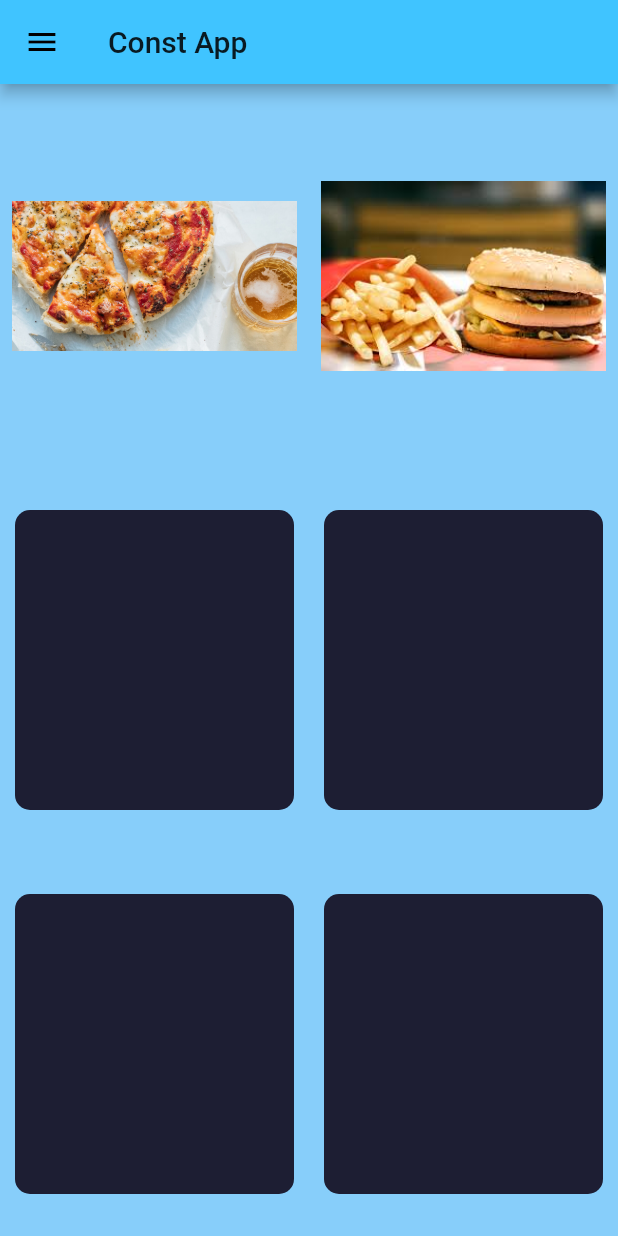
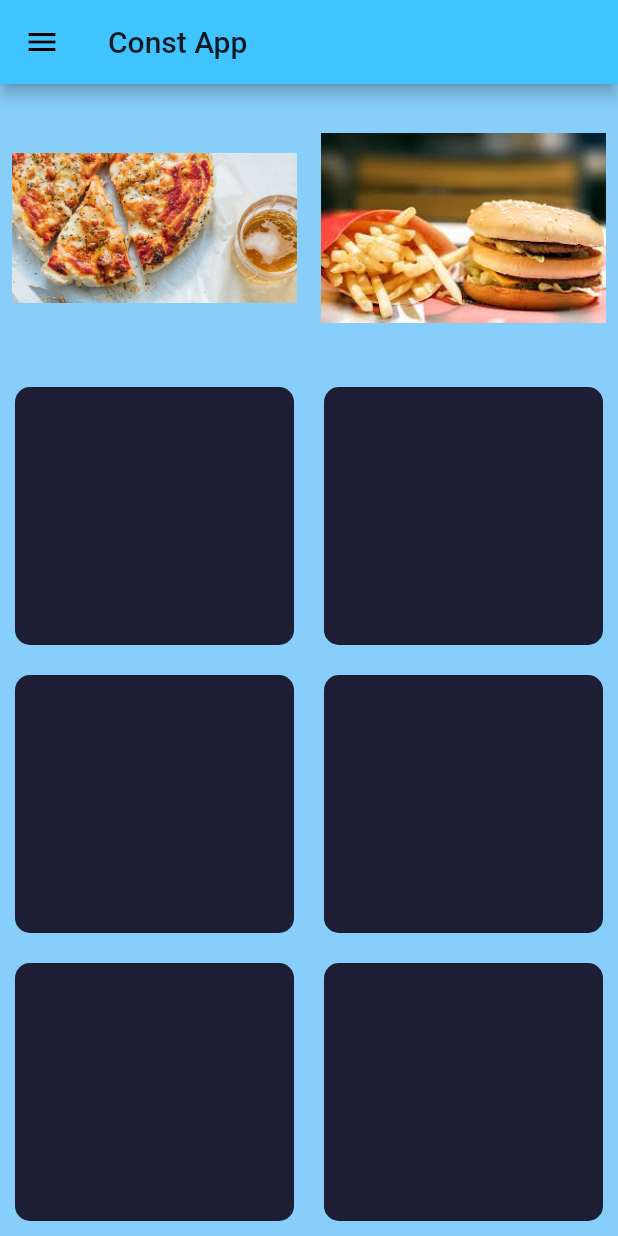
Before and after one commit to Abdulaziz123/my-futter-app, a Flutter app: the screen it shows after launch, on a phone screen of 412 x 824 dp. Run offline on Flutter 3.47's test engine with Material 2 defaults, Android fonts, the phone set to English and light mode, and no system bars.

Commit message:
updates dob-ne by new

```diff
--- a/lib/main.dart
+++ b/lib/main.dart
@@ -108,6 +108,24 @@ class _HomePageState extends State<HomePage> {
               ],
             ),
           ),
+          Expanded(
+            child: Row(
+              children: <Widget>[
+                Expanded(
+                  child: UiParts(
+                    colors: lColor,
+                    // cardChild: IconContetn,
+                  ),
+                ),
+                Expanded(
+                  child: UiParts(
+                    colors: lColor,
+                    // cardChild: IconContetn,
+                  ),
+                ),
+              ],
+            ),
+          ),
         ],
       ),
       drawer: Drawer(
```
Also changed, not shown: 63 other files.
